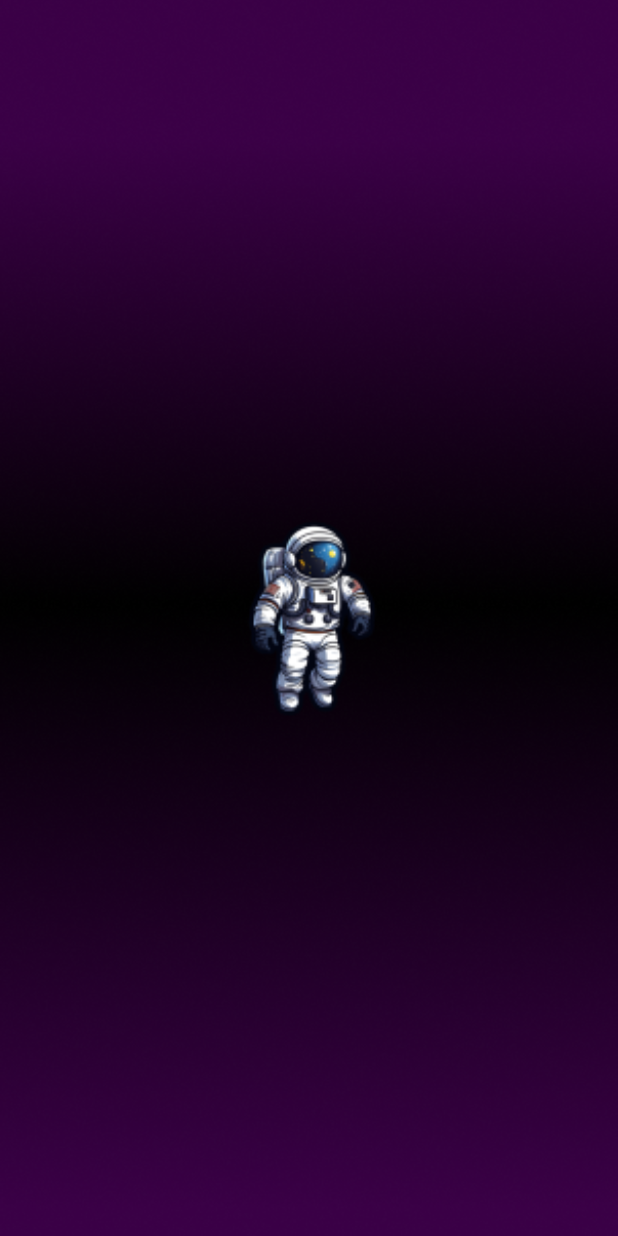
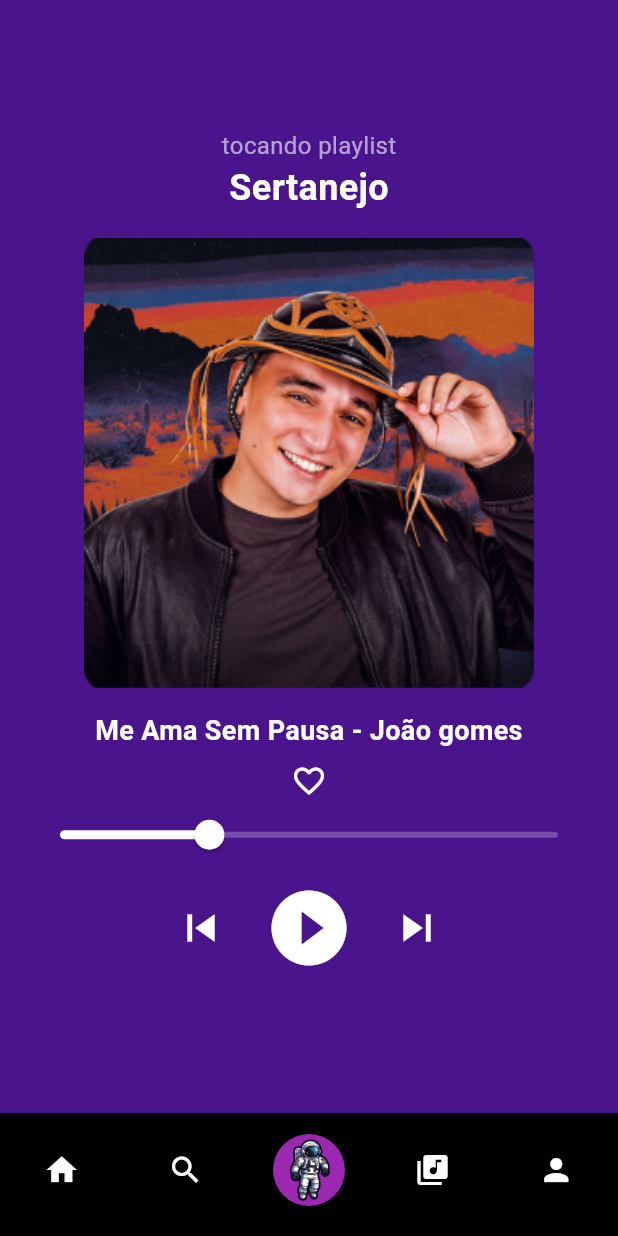
Before and after one commit to LLetzel/GalaxyFy, a Flutter app: the first screen one second after launch, on a phone screen of 412 x 824 dp. Run offline on Flutter 3.47's test engine with Material 3 defaults, Android fonts, the phone set to English and light mode, and no system bars; our stand-ins replace firebase_auth, firebase_core; accounts and stored records are empty; Roboto replaces fonts that are missing (Salsa).

Commit message:
atulização home

```diff
--- a/lib/main.dart
+++ b/lib/main.dart
@@ -9,10 +9,18 @@
 import 'package:galaxy_fy/pages/biblioteca.dart';
 import 'package:galaxy_fy/pages/artista.dart';
 import 'package:galaxy_fy/pages/individual.dart';
+import 'package:galaxy_fy/pages/musica.dart';
+import 'package:firebase_core/firebase_core.dart'; // Importa o pacote para inicializar o Firebase
+import 'package:url_launcher/url_launcher.dart';
 
-void main() {
-  runApp(const MyApp());
+
+
+void main() async {
+  WidgetsFlutterBinding.ensureInitialized(); // Garante que a ligação dos widgets do Flutter esteja inicializada antes de usar qualquer plugin
+  await Firebase.initializeApp(); // Inicializa o Firebase na aplicação
+  runApp(const MyApp()); // Executa a aplicação iniciando pela classe MyApp
 }
+
 
 class MyApp extends StatelessWidget {
   const MyApp({super.key});
@@ -29,9 +37,9 @@
         useMaterial3: true,
       ),
 
-      initialRoute: "/",
+      initialRoute: '/musica',
       routes: {
-        '/' : (context) => const Splash(),
+       '/' : (context) => const Splash(),
         '/login' : (context) => const Login(),
         '/cadastro' : (context) => const Cadastro(),
         '/perfils' : (context) => const Perfils(),
@@ -40,6 +48,7 @@
         '/biblioteca' : (context) => const Biblioteca(),
         '/artista' : (context) => const Artista(),
         '/individual' : (context) => const Individual(),
+        '/musica' : (context) => const Musica(),
 
 
       }
--- /dev/null
+++ b/lib/pages/musica.dart
@@ -0,0 +1,173 @@
+// ignore_for_file: deprecated_member_use
+
+import 'package:flutter/material.dart';
+import 'package:url_launcher/url_launcher.dart';
+
+class Musica extends StatefulWidget {
+  const Musica({super.key});
+
+  @override
+  State<Musica> createState() => _MusicaState();
+}
+
+class _MusicaState extends State<Musica> {
+  int _selectedIndex = 2;
+
+  void _onItemTapped(int index) {
+    setState(() {
+      _selectedIndex = index;
+    });
+    if (index == 0) {
+      Navigator.pushNamed(context, '/home');
+    }
+    if (index == 1) {
+      Navigator.pushNamed(context, '/busca');
+    }
+    if (index == 3) {
+      Navigator.pushNamed(context, '/biblioteca');
+    }
+    if (index == 4) {
+      Navigator.pushNamed(context, '/perfil');
+    }
+  }
+
+  // Função que abre o link da música no YouTube
+  Future<void> _playMusic() async {
+    const url = 'https://www.youtube.com/watch?v=OZL1VYzPBcY';
+    if (await canLaunch(url)) {
+      await launch(url);
+    } else {
+      throw 'Não foi possível abrir o link $url';
+    }
+  }
+
+  @override
+  Widget build(BuildContext context) {
+    return Scaffold(
+      backgroundColor: Colors.purple.shade900,
+      body: SafeArea(
+        child: Column(
+          mainAxisAlignment: MainAxisAlignment.center,
+          children: [
+            Padding(
+              padding: const EdgeInsets.all(16.0),
+              child: Column(
+                children: [
+                  const Text(
+                    'tocando playlist',
+                    style: TextStyle(
+                      color: Colors.white60,
+                      fontSize: 16,
+                    ),
+                  ),
+                  const Text(
+                    'Sertanejo',
+                    style: TextStyle(
+                      color: Colors.white,
+                      fontSize: 24,
+                      fontWeight: FontWeight.bold,
+                    ),
+                  ),
+                  const SizedBox(height: 16),
+                  ClipRRect(
+                    borderRadius: BorderRadius.circular(8.0),
+                    child: Image.asset(
+                      'assets/Me_ama2.png', // Substitua pelo caminho da sua imagem
+                      width: 300,
+                      height: 300,
+                      fit: BoxFit.cover,
+                    ),
+                  ),
+                  const SizedBox(height: 16),
+                  const Text(
+                    'Me Ama Sem Pausa - João gomes',
+                    textAlign: TextAlign.center,
+                    style: TextStyle(
+                      color: Colors.white,
+                      fontSize: 18,
+                      fontWeight: FontWeight.bold,
+                    ),
+                  ),
+                  const SizedBox(height: 8),
+                  const Icon(
+                    Icons.favorite_border,
+                    color: Colors.white,
+                    size: 24,
+                  ),
+                  Slider(
+                    value: 0.3,
+                    onChanged: (value) {},
+                    activeColor: Colors.white,
+                    inactiveColor: Colors.white24,
+                  ),
+                  Row(
+                    mainAxisAlignment: MainAxisAlignment.center,
+                    children: [
+                      const Icon(
+                        Icons.skip_previous,
+                        color: Colors.white,
+                        size: 36,
+                      ),
+                      const SizedBox(width: 16),
+                      // Ícone de play que toca a música no YouTube ao ser clicado
+                      IconButton(
+                        icon: const Icon(
+                          Icons.play_circle_filled,
+                          color: Colors.white,
+                          size: 60,
+                        ),
+                        onPressed: _playMusic,
+                      ),
+                      const SizedBox(width: 16),
+                      const Icon(
+                        Icons.skip_next,
+                        color: Colors.white,
+                        size: 36,
+                      ),
+                    ],
+                  ),
+                ],
+              ),
+            ),
+          ],
+        ),
+      ),
+      bottomNavigationBar: BottomNavigationBar(
+        type: BottomNavigationBarType.fixed,
+        backgroundColor: Colors.black,
+        selectedItemColor: Colors.purple,
+        unselectedItemColor: Colors.white,
+        showSelectedLabels: false,
+        showUnselectedLabels: false,
+        currentIndex: _selectedIndex,
+        onTap: _onItemTapped,
+        items: const [
+          BottomNavigationBarItem(
+            icon: Icon(Icons.home),
+            label: 'Home',
+          ),
+          BottomNavigationBarItem(
+            icon: Icon(Icons.search),
+            label: 'Busca',
+          ),
+          BottomNavigationBarItem(
+            icon: CircleAvatar(
+              backgroundColor: Colors.purple,
+              radius: 24,
+              backgroundImage: AssetImage('assets/image17.png'), // Imagem do astronauta
+            ),
+            label: 'Astronauta',
+          ),
+          BottomNavigationBarItem(
+            icon: Icon(Icons.library_music),
+            label: 'Biblioteca',
+          ),
+          BottomNavigationBarItem(
+            icon: Icon(Icons.person),
+            label: 'Perfil',
+          ),
+        ],
+      ),
+    );
+  }
+}
--- a/lib/pages/splash.dart
+++ b/lib/pages/splash.dart
@@ -1,5 +1,5 @@
 import 'package:flutter/material.dart';
-import 'dart:async'; // Para o Future.delayed
+import 'dart:async';
 
 class Splash extends StatefulWidget {
   const Splash({super.key});
@@ -18,26 +18,30 @@
 
     // Controlador da animação
     _controller = AnimationController(
-      duration: const Duration(seconds: 2), // Duração de cada ciclo de animação
+      duration: const Duration(seconds: 2),
       vsync: this,
-    )..repeat(reverse: true); // Repete a animação ao contrário
+    );
 
     // Animação de escala (vai de 0.8 a 1.2)
     _animation = Tween<double>(begin: 0.8, end: 2.5).animate(CurvedAnimation(
       parent: _controller,
-      curve: Curves.easeInOut, // Curva suave para a animação
+      curve: Curves.easeInOut,
     ));
+
+    // Inicia a animação e aguarda
+    _controller.repeat(reverse: true);
 
     // Redireciona para a tela de login após 4 segundos
     Future.delayed(const Duration(seconds: 4), () {
-      _controller.stop(); // Para a animação
-      Navigator.pushReplacementNamed(context, '/login');
+      if (mounted) {
+        Navigator.pushReplacementNamed(context, '/login');
+      }
     });
   }
 
   @override
   void dispose() {
-    _controller.dispose(); // Dispose do controller ao finalizar a animação
+    _controller.dispose();
     super.dispose();
   }
 
@@ -50,19 +54,19 @@
           Container(
             decoration: const BoxDecoration(
               image: DecorationImage(
-                image: AssetImage("assets/fundo.png"), // Imagem de fundo
-                fit: BoxFit.cover, // Ajusta a imagem para cobrir todo o espaço
+                image: AssetImage("assets/fundo.png"),
+                fit: BoxFit.cover,
               ),
             ),
           ),
           // Conteúdo centralizado
           Center(
             child: ScaleTransition(
-              scale: _animation, // Aplica a animação de escala à imagem
+              scale: _animation,
               child: SizedBox(
-                width: 300, // Ajuste a largura conforme necessário
-                height: 300, // Ajuste a altura conforme necessário
-                child: Image.asset("assets/image17.png"), // Imagem que vai animar
+                width: 300,
+                height: 300,
+                child: Image.asset("assets/image17.png"),
               ),
             ),
           ),
--- a/pubspec.yaml
+++ b/pubspec.yaml
@@ -30,6 +30,10 @@
 dependencies:
   flutter:
     sdk: flutter
+  firebase_core: ^3.6.0
+  firebase_auth: ^5.3.1
+  url_launcher: ^6.3.1
+  webview_flutter: ^4.10.0
 
 
   # The following adds the Cupertino Icons font to your application.
```
Also changed, not shown: lib/pages/artista.dart (+12 -8 lines), lib/pages/cadastro.dart (+42 -3 lines), lib/pages/login.dart (+41 -3 lines), assets/Me_ama2.png (added), assets/modo.png (added), lib/pages/som.dart (added), pubspec.lock, 3 other files.
